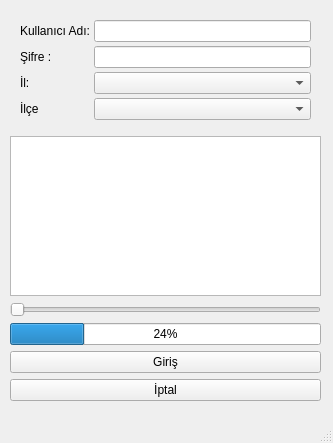
Above: UI/AnaMenu.ui from VektorelPythonHIA23/GUIProje before the change. Below: the same form after it.
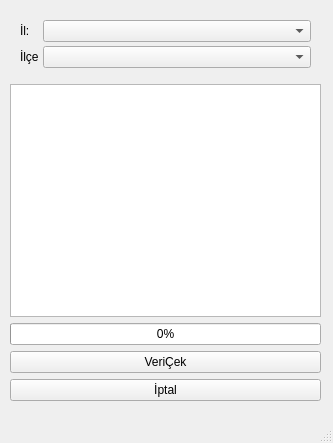
That is the form after the change.

Patch:
```diff
--- a/UI/AnaMenu.ui
+++ b/UI/AnaMenu.ui
@@ -45,76 +45,45 @@
         <number>10</number>
        </property>
        <item row="0" column="0">
-        <widget class="QLabel" name="label">
-         <property name="text">
-          <string>Kullanıcı Adı:</string>
-         </property>
-        </widget>
-       </item>
-       <item row="0" column="1">
-        <widget class="QLineEdit" name="txtUserName"/>
-       </item>
-       <item row="1" column="0">
-        <widget class="QLabel" name="label_2">
-         <property name="text">
-          <string>Şifre :</string>
-         </property>
-        </widget>
-       </item>
-       <item row="1" column="1">
-        <widget class="QLineEdit" name="txtPass">
-         <property name="echoMode">
-          <enum>QLineEdit::Password</enum>
-         </property>
-        </widget>
-       </item>
-       <item row="2" column="0">
         <widget class="QLabel" name="label_3">
          <property name="text">
           <string>İl:</string>
          </property>
         </widget>
        </item>
-       <item row="2" column="1">
+       <item row="0" column="1">
         <widget class="QComboBox" name="cmbIL"/>
        </item>
-       <item row="3" column="1">
-        <widget class="QComboBox" name="cmbilce"/>
-       </item>
-       <item row="3" column="0">
+       <item row="1" column="0">
         <widget class="QLabel" name="label_4">
          <property name="text">
           <string>İlçe</string>
          </property>
         </widget>
        </item>
+       <item row="1" column="1">
+        <widget class="QComboBox" name="cmbilce"/>
+       </item>
       </layout>
      </item>
-     <item row="2" column="0">
-      <widget class="QSlider" name="hs">
-       <property name="orientation">
-        <enum>Qt::Horizontal</enum>
+     <item row="3" column="0">
+      <widget class="QPushButton" name="btVeriCek">
+       <property name="text">
+        <string>VeriÇek</string>
        </property>
       </widget>
      </item>
      <item row="4" column="0">
-      <widget class="QPushButton" name="btGiris">
-       <property name="text">
-        <string>Giriş</string>
-       </property>
-      </widget>
-     </item>
-     <item row="5" column="0">
       <widget class="QPushButton" name="btIptal">
        <property name="text">
         <string>İptal</string>
        </property>
       </widget>
      </item>
-     <item row="3" column="0">
+     <item row="2" column="0">
       <widget class="QProgressBar" name="pB">
        <property name="value">
-        <number>24</number>
+        <number>0</number>
        </property>
       </widget>
      </item>
```
